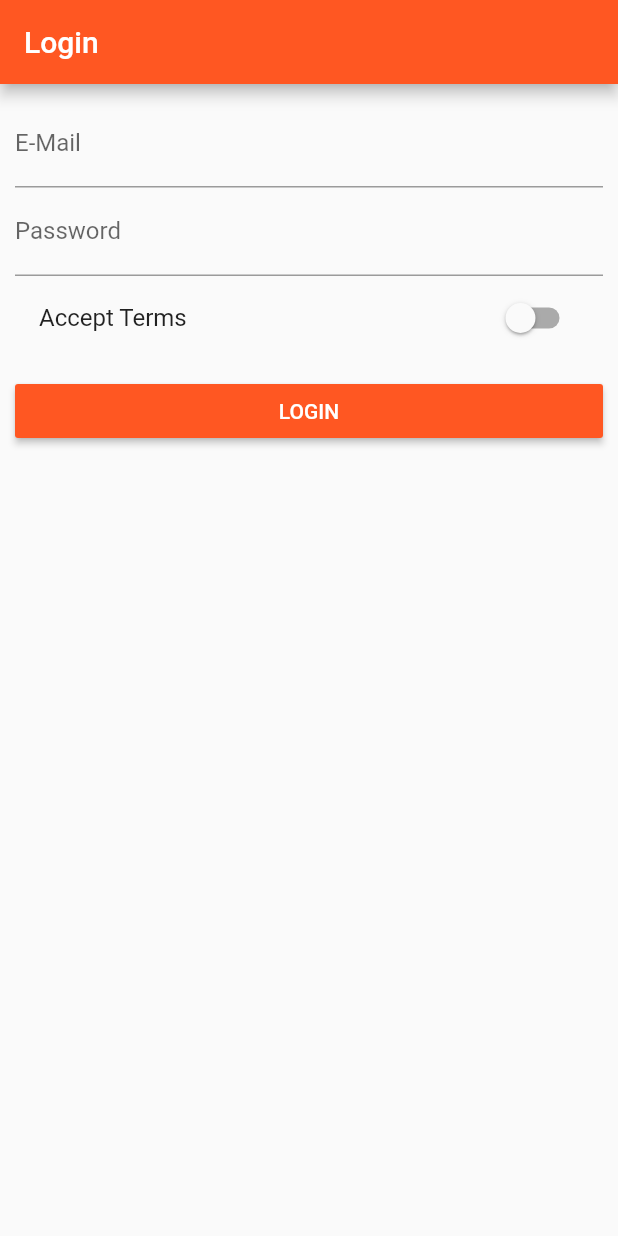
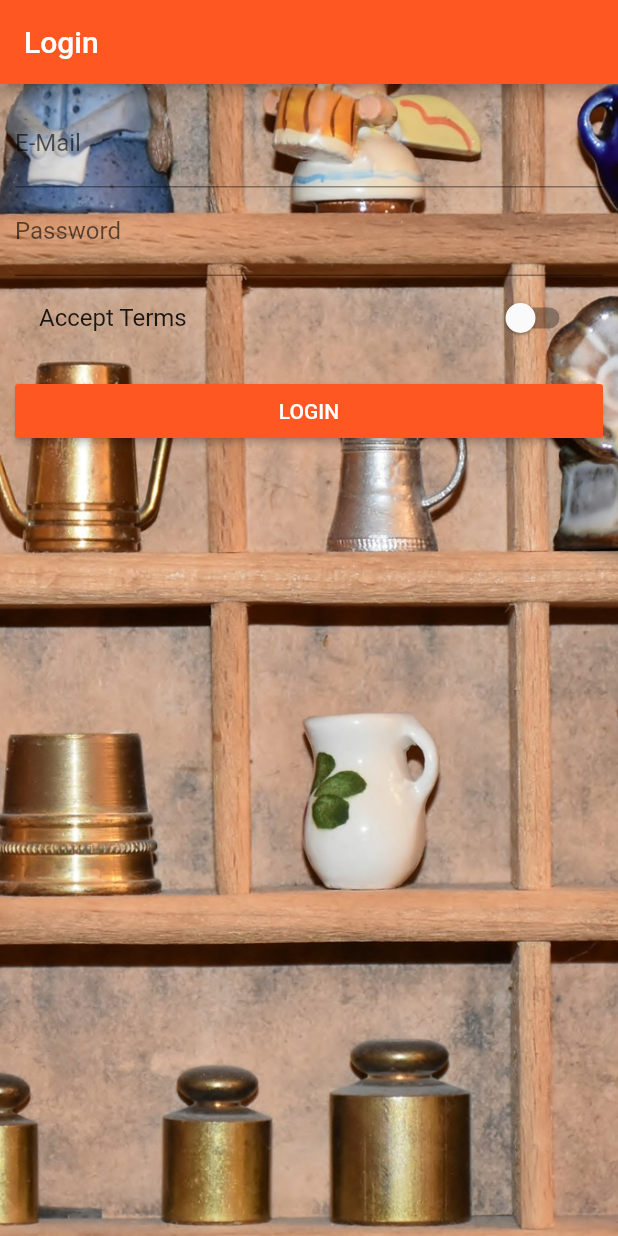
Before and after one commit to VasanthakumarV/mm-flutter, a Flutter app: the screen it shows after launch, on a phone screen of 412 x 824 dp. Run offline on Flutter 3.47's test engine with Material 2 defaults, Android fonts, the phone set to English and light mode, and no system bars.

Commit message:
background in auth screen

```diff
--- a/04_widgets/lib/pages/auth.dart
+++ b/04_widgets/lib/pages/auth.dart
@@ -19,7 +19,17 @@ class _AuthPageState extends State<AuthPage> {
         title: Text('Login'),
       ),
       body: Container(
-        margin: EdgeInsets.all(10.0),
+        decoration: BoxDecoration(
+          image: DecorationImage(
+            fit: BoxFit.cover,
+            colorFilter: ColorFilter.mode(
+              Colors.black.withOpacity(0.5),
+              BlendMode.dst,
+            ),
+            image: AssetImage('images/background.jpg'),
+          ),
+        ),
+        padding: EdgeInsets.all(10.0),
         child: ListView(
           children: <Widget>[
             TextField(
--- a/04_widgets/pubspec.yaml
+++ b/04_widgets/pubspec.yaml
@@ -37,6 +37,7 @@ flutter:
   # To add assets to your application, add an assets section, like this:
   assets:
   - images/food.jpg
+  - images/background.jpg
   #  - images/a_dot_ham.jpeg
   # An image asset can refer to one or more resolution-specific "variants", see
   # https://flutter.io/assets-and-images/#resolution-aware.
```
Also changed, not shown: 04_widgets/images/background.jpg (added).
